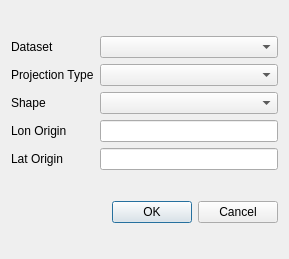
Above: src/wiser/gui/ui_files/reference_system_creator.ui from Ehlmann-research-group/WISER before the change. Below: the same form after it.
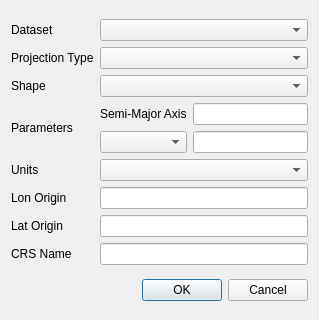
That is the form after the change.

Commit message:
Added backend to reference system creator. Got rid
of unncessary github action 'ls' lines.

```diff
--- a/src/wiser/gui/ui_files/reference_system_creator.ui
+++ b/src/wiser/gui/ui_files/reference_system_creator.ui
@@ -6,8 +6,8 @@
    <rect>
     <x>0</x>
     <y>0</y>
-    <width>289</width>
-    <height>259</height>
+    <width>319</width>
+    <height>320</height>
    </rect>
   </property>
   <property name="windowTitle">
@@ -16,20 +16,10 @@
   <layout class="QGridLayout" name="gridLayout_2">
    <item row="0" column="0">
     <layout class="QGridLayout" name="gridLayout">
-     <item row="2" column="1">
-      <widget class="QComboBox" name="cbox_shape"/>
-     </item>
-     <item row="2" column="0">
-      <widget class="QLabel" name="lbl_shape">
+     <item row="7" column="0">
+      <widget class="QLabel" name="lbl_lon_meridian">
        <property name="text">
-        <string>Shape</string>
-       </property>
-      </widget>
-     </item>
-     <item row="0" column="0">
-      <widget class="QLabel" name="lbl_dataset">
-       <property name="text">
-        <string>Dataset</string>
+        <string>Lat Origin</string>
        </property>
       </widget>
      </item>
@@ -40,32 +30,107 @@
        </property>
       </widget>
      </item>
+     <item row="1" column="1">
+      <widget class="QComboBox" name="cbox_proj_type"/>
+     </item>
+     <item row="0" column="0">
+      <widget class="QLabel" name="lbl_dataset">
+       <property name="text">
+        <string>Dataset</string>
+       </property>
+      </widget>
+     </item>
      <item row="3" column="1">
-      <widget class="QLineEdit" name="ledit_lat_meridian"/>
+      <layout class="QGridLayout" name="grid_axis_choosing">
+       <item row="0" column="1">
+        <widget class="QLineEdit" name="ledit_semi_major"/>
+       </item>
+       <item row="0" column="0">
+        <widget class="QLabel" name="lbl_semi_major">
+         <property name="text">
+          <string>Semi-Major Axis</string>
+         </property>
+        </widget>
+       </item>
+       <item row="1" column="0">
+        <widget class="QComboBox" name="cbox_flat_minor"/>
+       </item>
+       <item row="1" column="1">
+        <widget class="QLineEdit" name="ledit_flat_minor"/>
+       </item>
+      </layout>
+     </item>
+     <item row="2" column="1">
+      <widget class="QComboBox" name="cbox_shape"/>
      </item>
      <item row="5" column="0">
-      <widget class="QLabel" name="lbl_lon_meridian">
-       <property name="text">
-        <string>Lat Origin</string>
-       </property>
-      </widget>
-     </item>
-     <item row="3" column="0">
       <widget class="QLabel" name="lbl_lat_meridian">
        <property name="text">
         <string>Lon Origin</string>
        </property>
       </widget>
      </item>
-     <item row="5" column="1">
-      <widget class="QLineEdit" name="ledit_lon_meridian"/>
+     <item row="4" column="0">
+      <widget class="QLabel" name="lbl_cbox">
+       <property name="maximumSize">
+        <size>
+         <width>16777215</width>
+         <height>20</height>
+        </size>
+       </property>
+       <property name="text">
+        <string>Units</string>
+       </property>
+      </widget>
      </item>
-     <item row="1" column="1">
-      <widget class="QComboBox" name="cbox_proj_type"/>
+     <item row="2" column="0">
+      <widget class="QLabel" name="lbl_shape">
+       <property name="text">
+        <string>Shape</string>
+       </property>
+      </widget>
      </item>
      <item row="0" column="1">
       <widget class="QComboBox" name="cbox_dataset"/>
      </item>
+     <item row="4" column="1">
+      <widget class="QComboBox" name="cbox_units"/>
+     </item>
+     <item row="5" column="1">
+      <widget class="QLineEdit" name="ledit_lat_equator"/>
+     </item>
+     <item row="3" column="0">
+      <widget class="QLabel" name="lbl_params">
+       <property name="maximumSize">
+        <size>
+         <width>16777215</width>
+         <height>20</height>
+        </size>
+       </property>
+       <property name="text">
+        <string>Parameters</string>
+       </property>
+      </widget>
+     </item>
+     <item row="7" column="1">
+      <widget class="QLineEdit" name="ledit_lon_meridian"/>
+     </item>
+     <item row="8" column="0">
+      <widget class="QLabel" name="lbl_crs_name">
+       <property name="maximumSize">
+        <size>
+         <width>16777215</width>
+         <height>20</height>
+        </size>
+       </property>
+       <property name="text">
+        <string>CRS Name</string>
+       </property>
+      </widget>
+     </item>
+     <item row="8" column="1">
+      <widget class="QLineEdit" name="ledit_crs_name"/>
+     </item>
     </layout>
    </item>
    <item row="1" column="0">
```
The commit also changes 3 other files.
